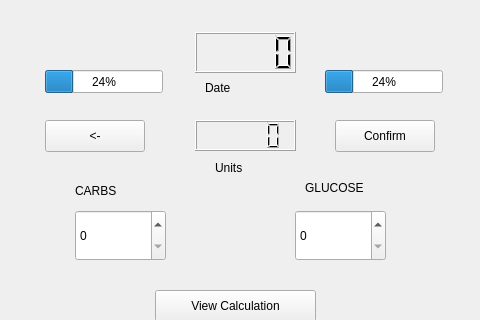
Old version of the form COMP3004-FinalProject/mainwindow.ui in the repository cgawdzik/COMP3004-TeamProject; both pictures show x 95 to 575 and y 0 to 320 of the 800 by 600 pixel window.
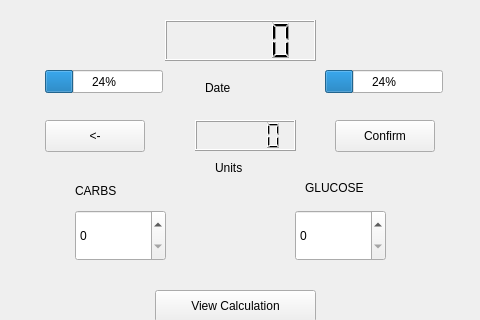
New version of the form. The open tabs and pages were chosen to show the change.

```diff
--- a/COMP3004-FinalProject/mainwindow.ui
+++ b/COMP3004-FinalProject/mainwindow.ui
@@ -323,9 +323,9 @@
    <widget class="QLCDNumber" name="Time">
     <property name="geometry">
      <rect>
-      <x>290</x>
-      <y>32</y>
-      <width>101</width>
+      <x>260</x>
+      <y>20</y>
+      <width>151</width>
       <height>41</height>
      </rect>
     </property>
```
Left out of the diff: 15 changed lines with no effect on the pictures.
